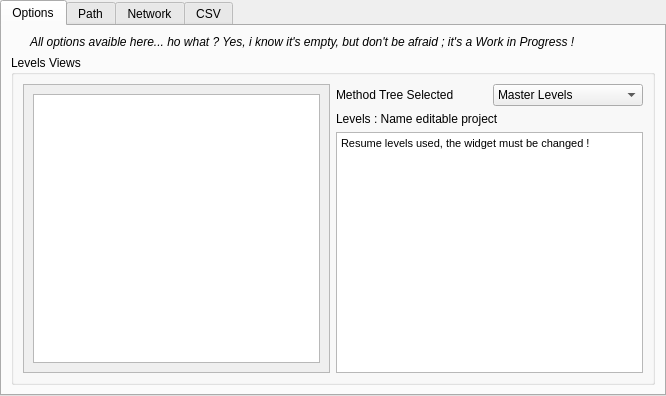
Old version of the form BatchLightUE4/Views/WindowsSetupView.ui in the repository shenyu0403/BatchBuildLightUE4.
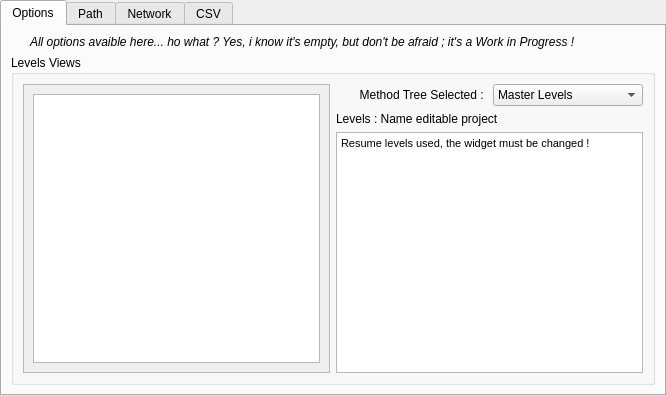
New version of the form. Icons and pictures are not drawn.

Commit message: Fix label alignment

Diff of the .ui file:
```diff
--- a/BatchLightUE4/Views/WindowsSetupView.ui
+++ b/BatchLightUE4/Views/WindowsSetupView.ui
@@ -106,7 +106,10 @@
                 <enum>Qt::LeftToRight</enum>
                </property>
                <property name="text">
-                <string>Method Tree Selected</string>
+                <string>Method Tree Selected : </string>
+               </property>
+               <property name="alignment">
+                <set>Qt::AlignRight|Qt::AlignTrailing|Qt::AlignVCenter</set>
                </property>
               </widget>
              </item>
```
The commit also changes 1 other file.
